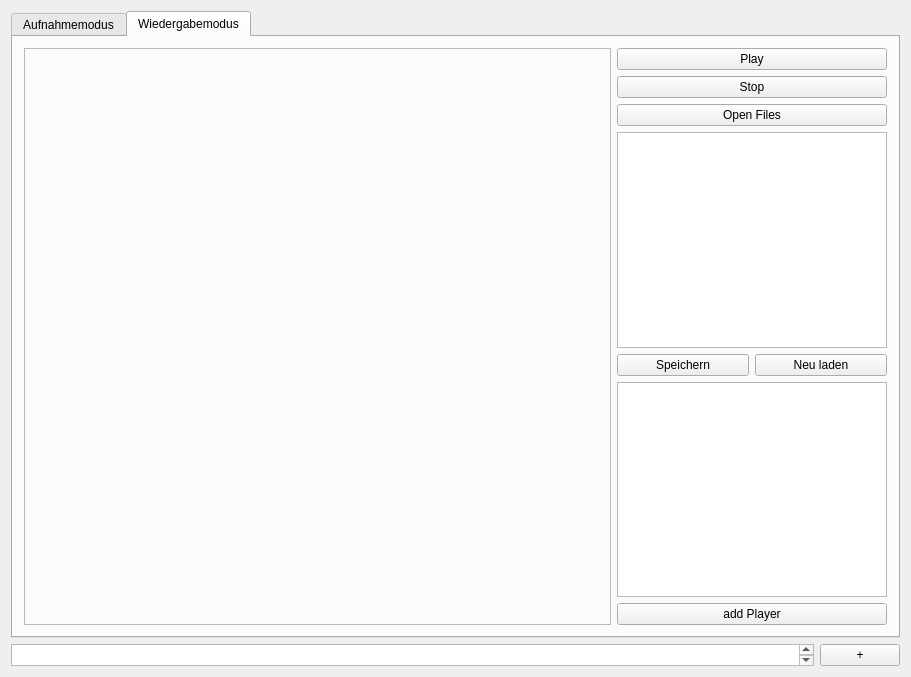
Old version of the form gui/forms/mainwindow.ui in the repository studnitz/octopus.
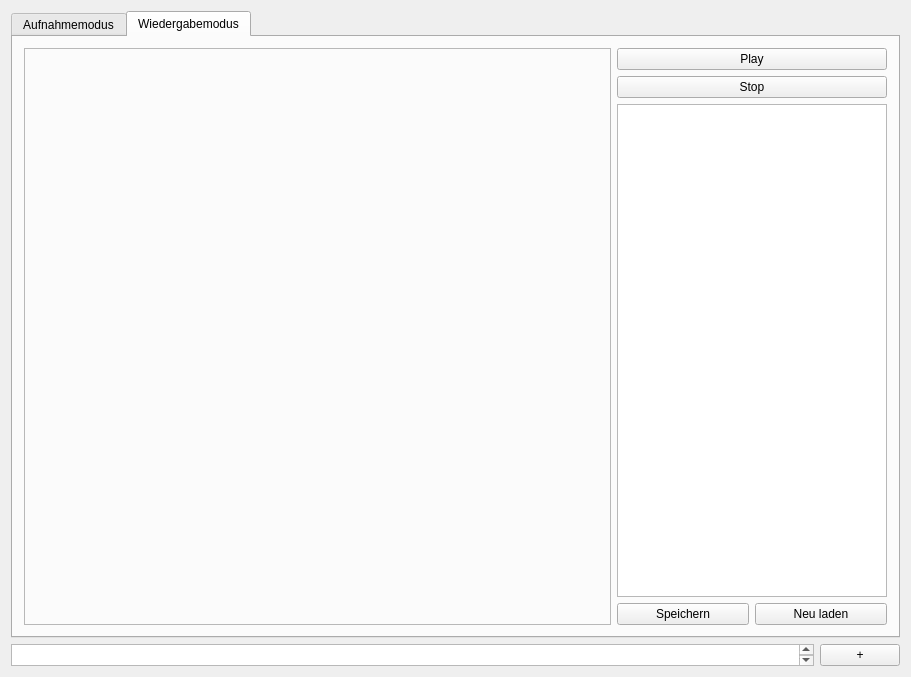
New version of the form.

Commit message: Finish refactoring, delete 2 useless buttons and 2 useless methods

Patch:
```diff
--- a/gui/forms/mainwindow.ui
+++ b/gui/forms/mainwindow.ui
@@ -283,19 +283,6 @@
               </property>
              </widget>
             </item>
-            <item>
-             <widget class="QPushButton" name="openFileButton">
-              <property name="sizePolicy">
-               <sizepolicy hsizetype="Minimum" vsizetype="Fixed">
-                <horstretch>0</horstretch>
-                <verstretch>0</verstretch>
-               </sizepolicy>
-              </property>
-              <property name="text">
-               <string>Open Files</string>
-              </property>
-             </widget>
-            </item>
             <item>
              <widget class="QListWidget" name="recordingList">
               <property name="sizePolicy">
@@ -330,38 +317,6 @@
               </item>
              </layout>
             </item>
-            <item>
-             <widget class="QListView" name="listView">
-              <property name="sizePolicy">
-               <sizepolicy hsizetype="Maximum" vsizetype="Expanding">
-                <horstretch>0</horstretch>
-                <verstretch>0</verstretch>
-               </sizepolicy>
-              </property>
-              <property name="minimumSize">
-               <size>
-                <width>270</width>
-                <height>0</height>
-               </size>
-              </property>
-              <property name="frameShape">
-               <enum>QFrame::StyledPanel</enum>
-              </property>
-             </widget>
-            </item>
-            <item>
-             <widget class="QPushButton" name="addPlayerButton">
-              <property name="sizePolicy">
-               <sizepolicy hsizetype="Minimum" vsizetype="Fixed">
-                <horstretch>0</horstretch>
-                <verstretch>0</verstretch>
-               </sizepolicy>
-              </property>
-              <property name="text">
-               <string>add Player</string>
-              </property>
-             </widget>
-            </item>
            </layout>
           </item>
          </layout>
```
Left out of the diff: 2 changed lines with no effect on the pictures. The commit also changes 5 other files.
